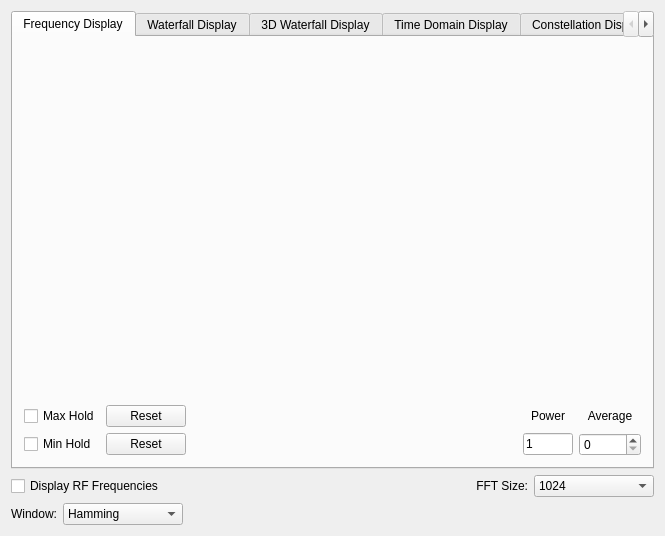
Old version of the form gr-qtgui/src/lib/spectrumdisplayform.ui in the repository ZakyHermawan/gnuradio.
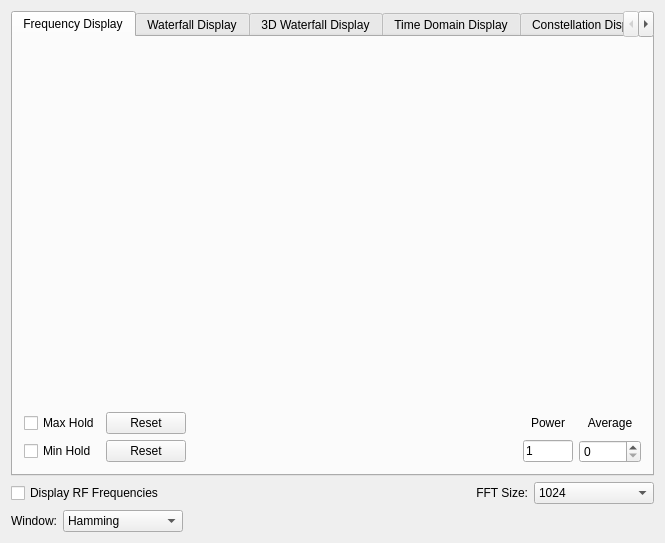
New version of the form. Custom widgets are drawn as their Qt base class.

Commit message: Updating display for better viewing on small screens

Patch:
```diff
--- a/gr-qtgui/src/lib/spectrumdisplayform.ui
+++ b/gr-qtgui/src/lib/spectrumdisplayform.ui
@@ -1,12 +1,12 @@
 <ui version="4.0" >
  <class>SpectrumDisplayForm</class>
- <widget class="QWidget" name="SpectrumDisplayForm" >
-  <property name="geometry" >
+ <widget class="QWidget" name="SpectrumDisplayForm">
+  <property name="geometry">
    <rect>
     <x>0</x>
     <y>0</y>
     <width>657</width>
-    <height>536</height>
+    <height>543</height>
    </rect>
   </property>
   <property name="windowTitle" >
@@ -179,9 +179,9 @@
              <verstretch>0</verstretch>
             </sizepolicy>
            </property>
-           <property name="minimumSize" >
+           <property name="minimumSize">
             <size>
-             <width>615</width>
+             <width>400</width>
              <height>332</height>
             </size>
            </property>
@@ -330,9 +330,9 @@
              <property name="orientation" >
               <enum>Qt::Horizontal</enum>
              </property>
-             <property name="sizeHint" stdset="0" >
+             <property name="sizeHint" stdset="0">
               <size>
-               <width>325</width>
+               <width>200</width>
                <height>20</height>
               </size>
              </property>
@@ -758,7 +758,7 @@
    </item>
   </layout>
  </widget>
- <layoutdefault spacing="6" margin="11" />
+ <layoutdefault spacing="6" margin="11"/>
  <pixmapfunction>qPixmapFromMimeSource</pixmapfunction>
  <customwidgets>
   <customwidget>
```
Left out of the diff: 541 changed lines with no effect on the pictures. The commit also changes 2 other files.
